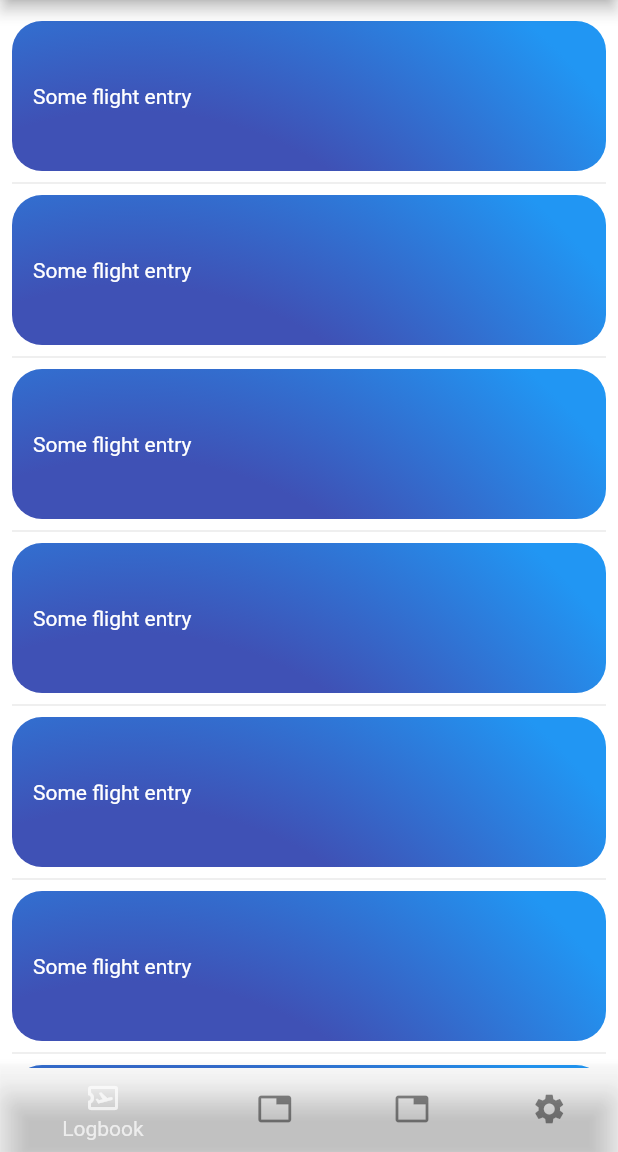
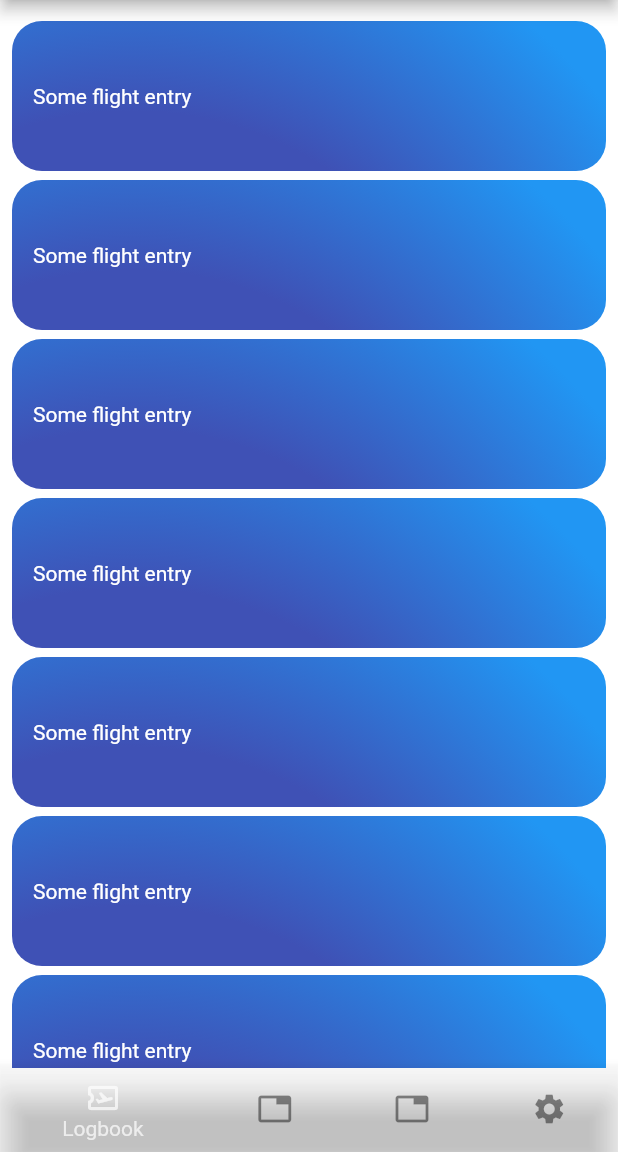
Before and after one commit to kuhaufleitung/logbuchheftle_flutter, a Flutter app: the screen it shows after launch, on a phone screen of 412 x 824 dp, the part 84-1236 px from its top. Run offline on Flutter 3.47's test engine with Material 2 defaults, Android fonts, the phone set to English and light mode, and no system bars.

Commit message:
added more elegant spacing via margin

```diff
--- a/lib/LogList.dart
+++ b/lib/LogList.dart
@@ -11,15 +11,13 @@ class LogListState extends State<LogList> {
   @override
   Widget build(BuildContext context) {
     return ListView.builder(
-      padding: const EdgeInsets.fromLTRB(8.0, 14.0, 8.0, 14.0),
+      padding: const EdgeInsets.fromLTRB(8.0, 14.0, 8.0, 10.0),
       itemBuilder: (BuildContext context, int i) {
-        if (i.isOdd) {
-          return const Divider();
-        } else {
           return AnimatedContainer(
             alignment: Alignment.centerLeft,
             duration: Duration.zero,
             padding: const EdgeInsets.all(14),
+            margin: const EdgeInsets.fromLTRB(0, 0, 0, 6.0),
             height: 100,
             //width: Checkbox.width,
             decoration: BoxDecoration(
@@ -33,7 +31,6 @@ class LogListState extends State<LogList> {
                 style: TextStyle(color: Colors.white)),
           );
         }
-      },
     );
   }
 }
```
